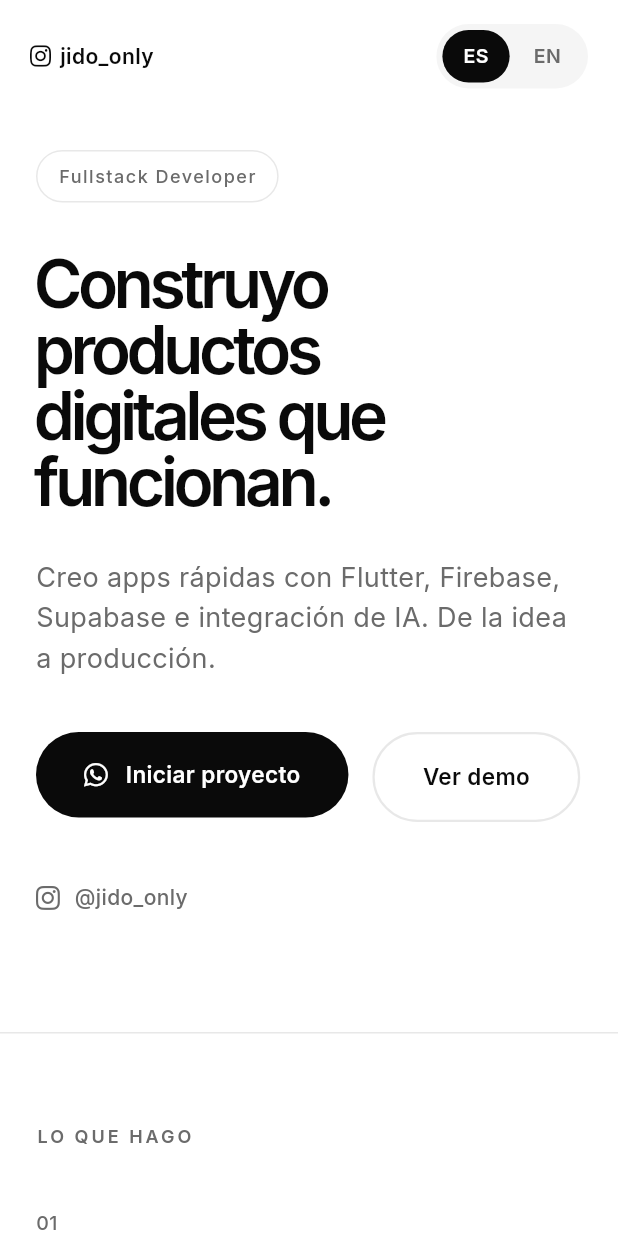
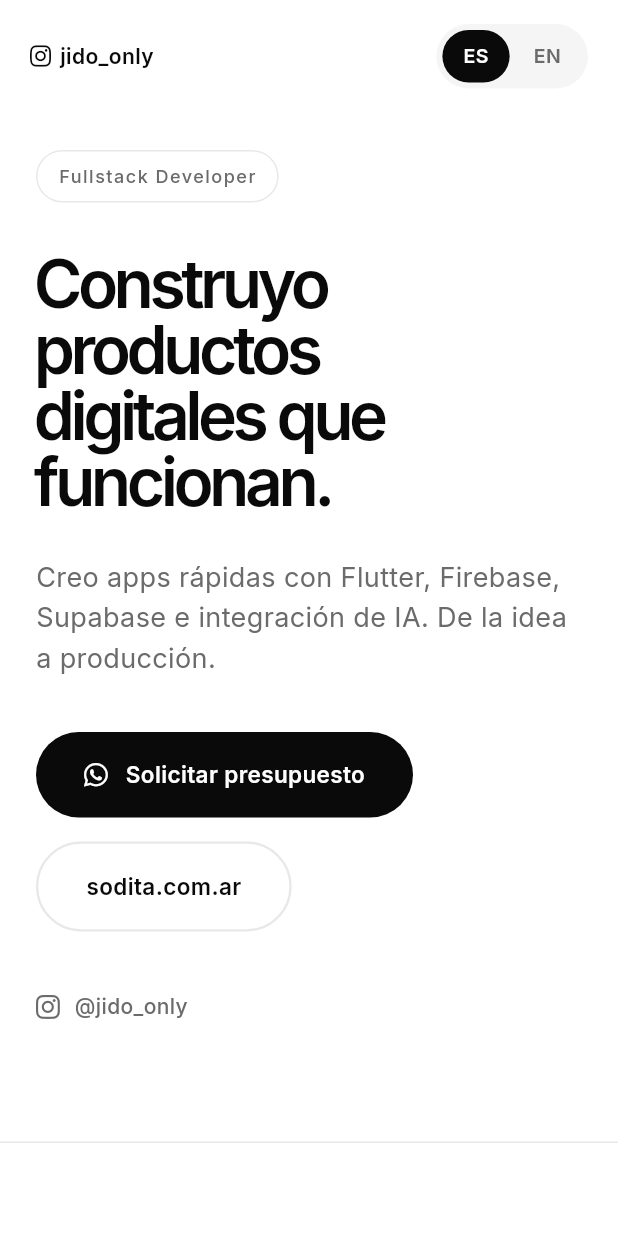
Before and after one commit to JiDomusic/miweb, a Flutter app: the screen it shows after launch, on a phone screen of 412 x 824 dp. Run offline on Flutter 3.47's test engine with Material 3 defaults, Android fonts, the phone set to English and light mode, and no system bars; our stand-ins replace cloud_firestore, firebase_core, flutter_animate, flutter_form_builder, font_awesome_flutter, google_fonts; missing offline and left inert: dart:html; accounts and stored records are empty; statements that could not run were skipped.

Commit message:
mi web fotos migas con imagens quote

```diff
--- a/lib/home_page.dart
+++ b/lib/home_page.dart
@@ -212,7 +212,7 @@
                         const FaIcon(FontAwesomeIcons.whatsapp, color: Colors.white, size: 18),
                         const SizedBox(width: 12),
                         Text(
-                          isEn ? 'Start a project' : 'Iniciar proyecto',
+                          isEn ? 'Request a quote' : 'Solicitar presupuesto',
                           style: GoogleFonts.inter(
                             fontSize: 15,
                             fontWeight: FontWeight.w600,
@@ -239,7 +239,7 @@
                       borderRadius: BorderRadius.circular(100),
                     ),
                     child: Text(
-                      isEn ? 'View demo' : 'Ver demo',
+                      'sodita.com.ar',
                       style: GoogleFonts.inter(
                         fontSize: 15,
                         fontWeight: FontWeight.w600,
```
Also changed, not shown: lib/firebase_options.dart, 2 other files.
